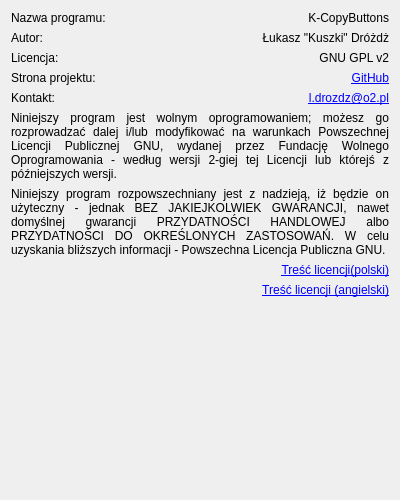
Before: the Qt Designer form dialoginfo.ui in Kuszki/K-CopyButtons, drawn with Qt 5.
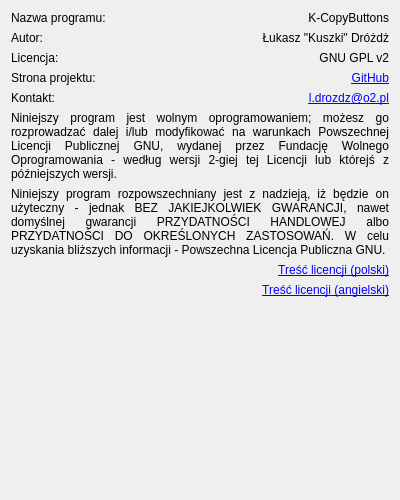
After: the same form once the commit is applied. Icons and pictures are not drawn.

Patch:
```diff
--- a/dialoginfo.ui
+++ b/dialoginfo.ui
@@ -191,7 +191,7 @@
       </sizepolicy>
      </property>
      <property name="text">
-      <string>&lt;a href=&quot;http://gnu.org.pl/text/licencja-gnu.html&quot;&gt;Treść licencji(polski)</string>
+      <string>&lt;a href=&quot;http://gnu.org.pl/text/licencja-gnu.html&quot;&gt;Treść licencji (polski)</string>
      </property>
      <property name="alignment">
       <set>Qt::AlignRight|Qt::AlignTop|Qt::AlignTrailing</set>
```
